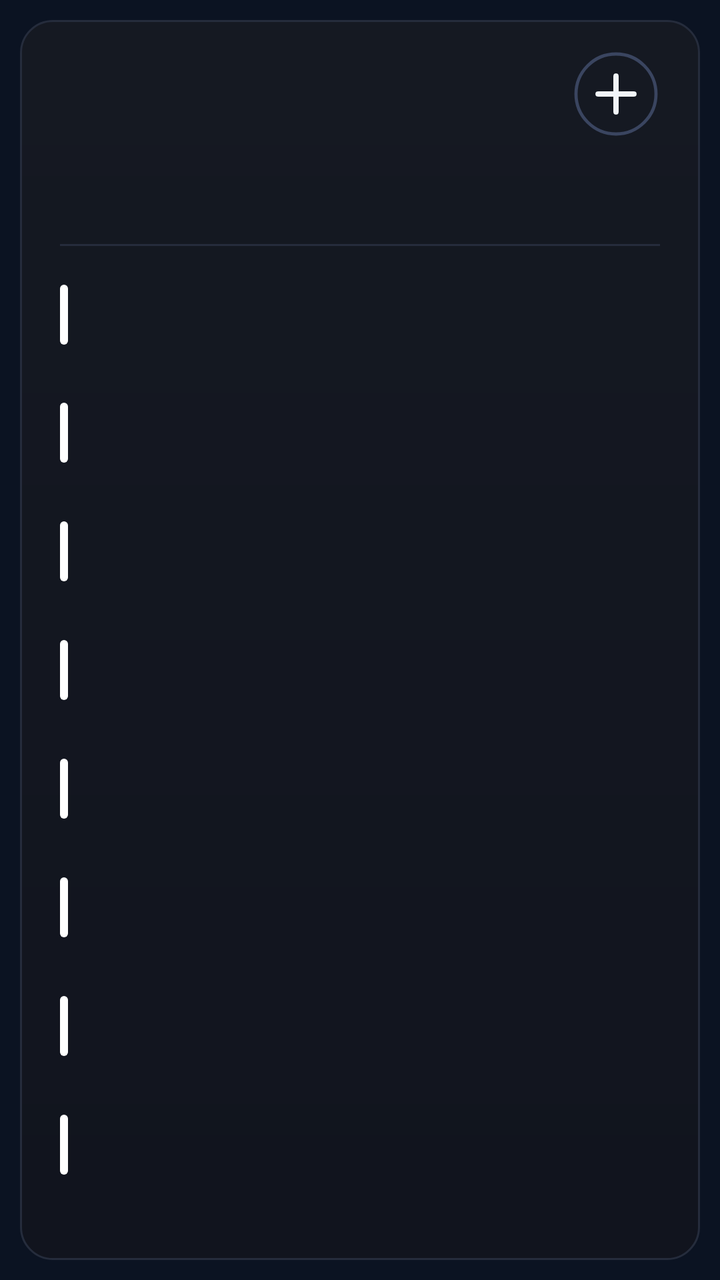
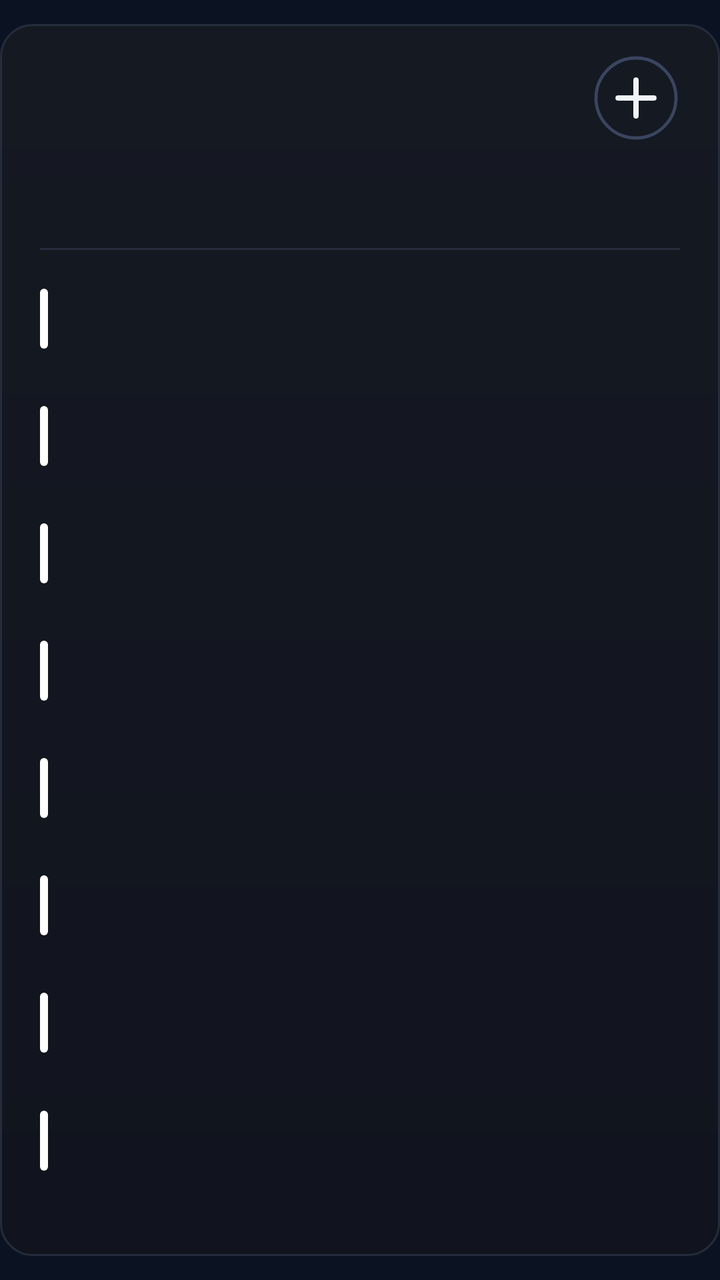

Two renders of the same Android screen: before a commit and after it. Below are the layout's source before the change and the commit's diff.
<!-- AndroidManifest.xml: application theme AppTheme -->
<!-- res/layout/cal_k8.xml -->
<?xml version="1.0" encoding="utf-8"?>
<FrameLayout xmlns:android="http://schemas.android.com/apk/res/android"
    android:id="@+id/root"
    android:layout_width="match_parent"
    android:layout_height="match_parent"
    android:padding="10dp">

    <LinearLayout
        android:id="@+id/panel"
        android:layout_width="match_parent"
        android:layout_height="match_parent"
        android:background="@drawable/cal_panel"
        android:orientation="vertical"
        android:paddingStart="20dp"
        android:paddingTop="13dp"
        android:paddingEnd="20dp"
        android:paddingBottom="14dp">

        
        <LinearLayout
            android:layout_width="match_parent"
            android:layout_height="48dp"
            android:gravity="center_vertical"
            android:orientation="horizontal">
        <ImageView
            android:id="@+id/cal_day"
            android:layout_width="wrap_content"
            android:layout_height="47dp"
            android:adjustViewBounds="true"
            android:scaleType="fitStart" />

            <LinearLayout
                android:layout_width="0dp"
                android:layout_height="wrap_content"
                android:layout_marginStart="12dp"
                android:layout_weight="1"
                android:orientation="vertical">
                <ImageView
                    android:id="@+id/cal_month"
                    android:layout_width="match_parent"
                    android:layout_height="23dp"
                    android:adjustViewBounds="true"
                    android:scaleType="fitStart" />
                <ImageView
                    android:id="@+id/cal_sub"
                    android:layout_width="match_parent"
                    android:layout_height="16dp"
                    android:adjustViewBounds="true"
                    android:layout_marginTop="2dp"
                    android:scaleType="fitStart" />
            </LinearLayout>

            <ImageView
                android:id="@+id/btn_add"
                android:layout_width="44dp"
                android:layout_height="44dp"
                android:contentDescription="New event"
                android:src="@drawable/ic_cal_add" />
        </LinearLayout>

        
        <LinearLayout
            android:layout_width="match_parent"
            android:layout_height="44dp"
            android:layout_marginTop="2dp"
            android:orientation="horizontal">
            <LinearLayout
                android:layout_width="0dp"
                android:layout_height="match_parent"
                android:layout_weight="1"
                android:gravity="center_horizontal"
                android:orientation="vertical">
                <ImageView
                    android:id="@+id/wk_label_0"
                    android:layout_width="wrap_content"
                    android:layout_height="14dp"
                    android:adjustViewBounds="true"
                    android:scaleType="fitCenter" />
                <ImageView
                    android:id="@+id/wk_num_0"
                    android:layout_width="26dp"
                    android:layout_height="26dp"
                    android:adjustViewBounds="true"
                    android:layout_marginTop="3dp"
                    android:scaleType="fitCenter" />
            </LinearLayout>
            <LinearLayout
                android:layout_width="0dp"
                android:layout_height="match_parent"
                android:layout_weight="1"
                android:gravity="center_horizontal"
                android:orientation="vertical">
                <ImageView
                    android:id="@+id/wk_label_1"
                    android:layout_width="wrap_content"
                    android:layout_height="14dp"
                    android:adjustViewBounds="true"
                    android:scaleType="fitCenter" />
                <ImageView
                    android:id="@+id/wk_num_1"
                    android:layout_width="26dp"
                    android:layout_height="26dp"
                    android:adjustViewBounds="true"
                    android:layout_marginTop="3dp"
                    android:scaleType="fitCenter" />
            </LinearLayout>
            <LinearLayout
                android:layout_width="0dp"
                android:layout_height="match_parent"
                android:layout_weight="1"
                android:gravity="center_horizontal"
                android:orientation="vertical">
                <ImageView
                    android:id="@+id/wk_label_2"
                    android:layout_width="wrap_content"
                    android:layout_height="14dp"
                    android:adjustViewBounds="true"
                    android:scaleType="fitCenter" />
                <ImageView
                    android:id="@+id/wk_num_2"
                    android:layout_width="26dp"
                    android:layout_height="26dp"
                    android:adjustViewBounds="true"
                    android:layout_marginTop="3dp"
                    android:scaleType="fitCenter" />
            </LinearLayout>
            <LinearLayout
                android:layout_width="0dp"
                android:layout_height="match_parent"
                android:layout_weight="1"
                android:gravity="center_horizontal"
                android:orientation="vertical">
                <ImageView
                    android:id="@+id/wk_label_3"
                    android:layout_width="wrap_content"
                    android:layout_height="14dp"
                    android:adjustViewBounds="true"
                    android:scaleType="fitCenter" />
                <ImageView
                    android:id="@+id/wk_num_3"
                    android:layout_width="26dp"
                    android:layout_height="26dp"
                    android:adjustViewBounds="true"
                    android:layout_marginTop="3dp"
                    android:scaleType="fitCenter" />
            </LinearLayout>
            <LinearLayout
                android:layout_width="0dp"
                android:layout_height="match_parent"
                android:layout_weight="1"
                android:gravity="center_horizontal"
                android:orientation="vertical">
                <ImageView
                    android:id="@+id/wk_label_4"
                    android:layout_width="wrap_content"
                    android:layout_height="14dp"
                    android:adjustViewBounds="true"
                    android:scaleType="fitCenter" />
                <ImageView
                    android:id="@+id/wk_num_4"
                    android:layout_width="26dp"
                    android:layout_height="26dp"
                    android:adjustViewBounds="true"
                    android:layout_marginTop="3dp"
                    android:scaleType="fitCenter" />
            </LinearLayout>
            <LinearLayout
                android:layout_width="0dp"
                android:layout_height="match_parent"
                android:layout_weight="1"
                android:gravity="center_horizontal"
                android:orientation="vertical">
                <ImageView
                    android:id="@+id/wk_label_5"
                    android:layout_width="wrap_content"
                    android:layout_height="14dp"
                    android:adjustViewBounds="true"
                    android:scaleType="fitCenter" />
                <ImageView
                    android:id="@+id/wk_num_5"
                    android:layout_width="26dp"
                    android:layout_height="26dp"
                    android:adjustViewBounds="true"
                    android:layout_marginTop="3dp"
                    android:scaleType="fitCenter" />
            </LinearLayout>
            <LinearLayout
                android:layout_width="0dp"
                android:layout_height="match_parent"
                android:layout_weight="1"
                android:gravity="center_horizontal"
                android:orientation="vertical">
                <ImageView
                    android:id="@+id/wk_label_6"
                    android:layout_width="wrap_content"
                    android:layout_height="14dp"
                    android:adjustViewBounds="true"
                    android:scaleType="fitCenter" />
                <ImageView
                    android:id="@+id/wk_num_6"
                    android:layout_width="26dp"
                    android:layout_height="26dp"
                    android:adjustViewBounds="true"
                    android:layout_marginTop="3dp"
                    android:scaleType="fitCenter" />
            </LinearLayout>
        </LinearLayout>

        <ImageView
            android:layout_width="match_parent"
            android:layout_height="1dp"
            android:layout_marginTop="5dp"
            android:layout_marginBottom="5dp"
            android:scaleType="fitXY"
            android:src="@drawable/cal_divider" />

        
        <LinearLayout
            android:layout_width="match_parent"
            android:layout_height="0dp"
            android:layout_weight="1"
            android:orientation="vertical">
        <LinearLayout
            android:id="@+id/cal_row_0"
            android:layout_width="match_parent"
            android:layout_height="0dp"
            android:layout_weight="1"
            android:gravity="center_vertical"
            android:orientation="horizontal">

            <ImageView
                android:id="@+id/cal_bar_0"
                android:layout_width="4dp"
                android:layout_height="30dp"
                android:layout_marginEnd="11dp"
                android:scaleType="fitXY"
                android:src="@drawable/cal_bar" />

            <LinearLayout
                android:layout_width="0dp"
                android:layout_height="wrap_content"
                android:layout_weight="1"
                android:orientation="vertical">

                <LinearLayout
                    android:layout_width="match_parent"
                    android:layout_height="wrap_content"
                    android:orientation="horizontal">
                    <ImageView
                        android:id="@+id/cal_time_0"
                        android:layout_width="wrap_content"
                        android:layout_height="16dp"
                        android:adjustViewBounds="true"
                        android:scaleType="fitStart" />
                    <ImageView
                        android:id="@+id/cal_hint_0"
                        android:layout_width="wrap_content"
                        android:layout_height="16dp"
                        android:adjustViewBounds="true"
                        android:layout_marginStart="9dp"
                        android:scaleType="fitStart" />
                </LinearLayout>
                <ImageView
                    android:id="@+id/cal_title_0"
                    android:layout_width="match_parent"
                    android:layout_height="22dp"
                    android:adjustViewBounds="true"
                    android:layout_marginTop="1dp"
                    android:scaleType="fitStart" />
            </LinearLayout>
        </LinearLayout>
        <LinearLayout
            android:id="@+id/cal_row_1"
            android:layout_width="match_parent"
            android:layout_height="0dp"
            android:layout_weight="1"
            android:gravity="center_vertical"
            android:orientation="horizontal">

            <ImageView
                android:id="@+id/cal_bar_1"
                android:layout_width="4dp"
                android:layout_height="30dp"
                android:layout_marginEnd="11dp"
                android:scaleType="fitXY"
                android:src="@drawable/cal_bar" />

            <LinearLayout
                android:layout_width="0dp"
                android:layout_height="wrap_content"
                android:layout_weight="1"
                android:orientation="vertical">

                <LinearLayout
                    android:layout_width="match_parent"
                    android:layout_height="wrap_content"
                    android:orientation="horizontal">
                    <ImageView
                        android:id="@+id/cal_time_1"
                        android:layout_width="wrap_content"
                        android:layout_height="16dp"
                        android:adjustViewBounds="true"
                        android:scaleType="fitStart" />
                    <ImageView
                        android:id="@+id/cal_hint_1"
                        android:layout_width="wrap_content"
                        android:layout_height="16dp"
                        android:adjustViewBounds="true"
                        android:layout_marginStart="9dp"
                        android:scaleType="fitStart" />
                </LinearLayout>
                <ImageView
                    android:id="@+id/cal_title_1"
                    android:layout_width="match_parent"
                    android:layout_height="22dp"
                    android:adjustViewBounds="true"
                    android:layout_marginTop="1dp"
                    android:scaleType="fitStart" />
            </LinearLayout>
        </LinearLayout>
        <LinearLayout
            android:id="@+id/cal_row_2"
            android:layout_width="match_parent"
            android:layout_height="0dp"
            android:layout_weight="1"
            android:gravity="center_vertical"
            android:orientation="horizontal">

            <ImageView
                android:id="@+id/cal_bar_2"
                android:layout_width="4dp"
                android:layout_height="30dp"
                android:layout_marginEnd="11dp"
                android:scaleType="fitXY"
                android:src="@drawable/cal_bar" />

            <LinearLayout
                android:layout_width="0dp"
                android:layout_height="wrap_content"
                android:layout_weight="1"
                android:orientation="vertical">

                <LinearLayout
                    android:layout_width="match_parent"
                    android:layout_height="wrap_content"
                    android:orientation="horizontal">
                    <ImageView
                        android:id="@+id/cal_time_2"
                        android:layout_width="wrap_content"
                        android:layout_height="16dp"
                        android:adjustViewBounds="true"
                        android:scaleType="fitStart" />
                    <ImageView
                        android:id="@+id/cal_hint_2"
                        android:layout_width="wrap_content"
                        android:layout_height="16dp"
                        android:adjustViewBounds="true"
                        android:layout_marginStart="9dp"
                        android:scaleType="fitStart" />
                </LinearLayout>
                <ImageView
                    android:id="@+id/cal_title_2"
                    android:layout_width="match_parent"
                    android:layout_height="22dp"
                    android:adjustViewBounds="true"
                    android:layout_marginTop="1dp"
                    android:scaleType="fitStart" />
            </LinearLayout>
        </LinearLayout>
        <LinearLayout
            android:id="@+id/cal_row_3"
            android:layout_width="match_parent"
            android:layout_height="0dp"
            android:layout_weight="1"
            android:gravity="center_vertical"
            android:orientation="horizontal">

            <ImageView
                android:id="@+id/cal_bar_3"
                android:layout_width="4dp"
                android:layout_height="30dp"
                android:layout_marginEnd="11dp"
                android:scaleType="fitXY"
                android:src="@drawable/cal_bar" />

            <LinearLayout
                android:layout_width="0dp"
                android:layout_height="wrap_content"
                android:layout_weight="1"
                android:orientation="vertical">

                <LinearLayout
                    android:layout_width="match_parent"
                    android:layout_height="wrap_content"
                    android:orientation="horizontal">
                    <ImageView
                        android:id="@+id/cal_time_3"
                        android:layout_width="wrap_content"
                        android:layout_height="16dp"
                        android:adjustViewBounds="true"
                        android:scaleType="fitStart" />
                    <ImageView
                        android:id="@+id/cal_hint_3"
                        android:layout_width="wrap_content"
                        android:layout_height="16dp"
                        android:adjustViewBounds="true"
                        android:layout_marginStart="9dp"
                        android:scaleType="fitStart" />
                </LinearLayout>
                <ImageView
                    android:id="@+id/cal_title_3"
                    android:layout_width="match_parent"
                    android:layout_height="22dp"
                    android:adjustViewBounds="true"
                    android:layout_marginTop="1dp"
                    android:scaleType="fitStart" />
            </LinearLayout>
        </LinearLayout>
        <LinearLayout
            android:id="@+id/cal_row_4"
            android:layout_width="match_parent"
            android:layout_height="0dp"
            android:layout_weight="1"
            android:gravity="center_vertical"
            android:orientation="horizontal">

            <ImageView
                android:id="@+id/cal_bar_4"
                android:layout_width="4dp"
                android:layout_height="30dp"
                android:layout_marginEnd="11dp"
                android:scaleType="fitXY"
                android:src="@drawable/cal_bar" />

            <LinearLayout
                android:layout_width="0dp"
                android:layout_height="wrap_content"
                android:layout_weight="1"
                android:orientation="vertical">

                <LinearLayout
                    android:layout_width="match_parent"
                    android:layout_height="wrap_content"
                    android:orientation="horizontal">
                    <ImageView
                        android:id="@+id/cal_time_4"
                        android:layout_width="wrap_content"
                        android:layout_height="16dp"
                        android:adjustViewBounds="true"
                        android:scaleType="fitStart" />
                    <ImageView
                        android:id="@+id/cal_hint_4"
                        android:layout_width="wrap_content"
                        android:layout_height="16dp"
                        android:adjustViewBounds="true"
                        android:layout_marginStart="9dp"
                        android:scaleType="fitStart" />
                </LinearLayout>
                <ImageView
                    android:id="@+id/cal_title_4"
                    android:layout_width="match_parent"
                    android:layout_height="22dp"
                    android:adjustViewBounds="true"
                    android:layout_marginTop="1dp"
                    android:scaleType="fitStart" />
            </LinearLayout>
        </LinearLayout>
        <LinearLayout
            android:id="@+id/cal_row_5"
            android:layout_width="match_parent"
            android:layout_height="0dp"
            android:layout_weight="1"
            android:gravity="center_vertical"
            android:orientation="horizontal">

            <ImageView
                android:id="@+id/cal_bar_5"
                android:layout_width="4dp"
                android:layout_height="30dp"
                android:layout_marginEnd="11dp"
                android:scaleType="fitXY"
                android:src="@drawable/cal_bar" />

            <LinearLayout
                android:layout_width="0dp"
                android:layout_height="wrap_content"
                android:layout_weight="1"
                android:orientation="vertical">

                <LinearLayout
                    android:layout_width="match_parent"
                    android:layout_height="wrap_content"
                    android:orientation="horizontal">
                    <ImageView
                        android:id="@+id/cal_time_5"
                        android:layout_width="wrap_content"
                        android:layout_height="16dp"
                        android:adjustViewBounds="true"
                        android:scaleType="fitStart" />
                    <ImageView
                        android:id="@+id/cal_hint_5"
                        android:layout_width="wrap_content"
                        android:layout_height="16dp"
                        android:adjustViewBounds="true"
                        android:layout_marginStart="9dp"
                        android:scaleType="fitStart" />
                </LinearLayout>
                <ImageView
                    android:id="@+id/cal_title_5"
                    android:layout_width="match_parent"
                    android:layout_height="22dp"
                    android:adjustViewBounds="true"
                    android:layout_marginTop="1dp"
                    android:scaleType="fitStart" />
            </LinearLayout>
        </LinearLayout>
        <LinearLayout
            android:id="@+id/cal_row_6"
            android:layout_width="match_parent"
            android:layout_height="0dp"
            android:layout_weight="1"
            android:gravity="center_vertical"
            android:orientation="horizontal">

            <ImageView
                android:id="@+id/cal_bar_6"
                android:layout_width="4dp"
                android:layout_height="30dp"
                android:layout_marginEnd="11dp"
                android:scaleType="fitXY"
                android:src="@drawable/cal_bar" />

            <LinearLayout
                android:layout_width="0dp"
                android:layout_height="wrap_content"
                android:layout_weight="1"
                android:orientation="vertical">

                <LinearLayout
                    android:layout_width="match_parent"
                    android:layout_height="wrap_content"
                    android:orientation="horizontal">
                    <ImageView
                        android:id="@+id/cal_time_6"
                        android:layout_width="wrap_content"
                        android:layout_height="16dp"
                        android:adjustViewBounds="true"
                        android:scaleType="fitStart" />
                    <ImageView
                        android:id="@+id/cal_hint_6"
                        android:layout_width="wrap_content"
                        android:layout_height="16dp"
                        android:adjustViewBounds="true"
                        android:layout_marginStart="9dp"
                        android:scaleType="fitStart" />
                </LinearLayout>
                <ImageView
                    android:id="@+id/cal_title_6"
                    android:layout_width="match_parent"
                    android:layout_height="22dp"
                    android:adjustViewBounds="true"
                    android:layout_marginTop="1dp"
                    android:scaleType="fitStart" />
            </LinearLayout>
        </LinearLayout>
        <LinearLayout
            android:id="@+id/cal_row_7"
            android:layout_width="match_parent"
            android:layout_height="0dp"
            android:layout_weight="1"
            android:gravity="center_vertical"
            android:orientation="horizontal">

            <ImageView
                android:id="@+id/cal_bar_7"
                android:layout_width="4dp"
                android:layout_height="30dp"
                android:layout_marginEnd="11dp"
                android:scaleType="fitXY"
                android:src="@drawable/cal_bar" />

            <LinearLayout
                android:layout_width="0dp"
                android:layout_height="wrap_content"
                android:layout_weight="1"
                android:orientation="vertical">

                <LinearLayout
                    android:layout_width="match_parent"
                    android:layout_height="wrap_content"
                    android:orientation="horizontal">
                    <ImageView
                        android:id="@+id/cal_time_7"
                        android:layout_width="wrap_content"
                        android:layout_height="16dp"
                        android:adjustViewBounds="true"
                        android:scaleType="fitStart" />
                    <ImageView
                        android:id="@+id/cal_hint_7"
                        android:layout_width="wrap_content"
                        android:layout_height="16dp"
                        android:adjustViewBounds="true"
                        android:layout_marginStart="9dp"
                        android:scaleType="fitStart" />
                </LinearLayout>
                <ImageView
                    android:id="@+id/cal_title_7"
                    android:layout_width="match_parent"
                    android:layout_height="22dp"
                    android:adjustViewBounds="true"
                    android:layout_marginTop="1dp"
                    android:scaleType="fitStart" />
            </LinearLayout>
        </LinearLayout>
        </LinearLayout>
        <ImageView
            android:id="@+id/cal_more"
            android:layout_width="match_parent"
            android:layout_height="14dp"
            android:adjustViewBounds="true"
            android:scaleType="fitEnd" />
    </LinearLayout>
</FrameLayout>
<!-- resources referenced by this layout -->
<resources>
  <!-- drawable cal_bar (drawable) -->
  <?xml version="1.0" encoding="utf-8"?>
  <shape xmlns:android="http://schemas.android.com/apk/res/android" android:shape="rectangle">
      <solid android:color="#FFFFFFFF" />
      <corners android:radius="2dp" />
  </shape>
  <!-- drawable cal_divider (drawable) -->
  <?xml version="1.0" encoding="utf-8"?>
  <shape xmlns:android="http://schemas.android.com/apk/res/android" android:shape="rectangle">
      <solid android:color="#FF252C3C" />
  </shape>
  <!-- drawable cal_panel (drawable) -->
  <?xml version="1.0" encoding="utf-8"?>
  <shape xmlns:android="http://schemas.android.com/apk/res/android" android:shape="rectangle">
      <gradient android:angle="270" android:startColor="#FF151922" android:endColor="#FF11141E" />
      <stroke android:width="1dp" android:color="#FF252C3C" />
      <corners android:radius="@dimen/widget_radius" />
  </shape>
  <!-- drawable ic_cal_add (drawable) -->
  <?xml version="1.0" encoding="utf-8"?>
  <vector xmlns:android="http://schemas.android.com/apk/res/android"
      android:width="44dp"
      android:height="44dp"
      android:viewportWidth="44"
      android:viewportHeight="44">
      <path
          android:pathData="M22,22m-20,0a20,20 0,1 1,40 0a20,20 0,1 1,-40 0"
          android:strokeColor="#FF3A4560"
          android:strokeWidth="1.6" />
      <path
          android:pathData="M13,22L31,22M22,13L22,31"
          android:strokeColor="#FFF1F5F9"
          android:strokeLineCap="round"
          android:strokeWidth="2.6" />
  </vector>
  <style name="AppTheme" parent="@android:style/Theme.DeviceDefault.NoActionBar">
          <item name="android:colorAccent">#DF8B35</item>
          <item name="android:colorControlActivated">#DF8B35</item>
          <item name="android:windowBackground">#0B1322</item>
          <item name="android:statusBarColor">#0E111A</item>
          <item name="android:navigationBarColor">#0B1322</item>
          <item name="android:textColorHint">#718096</item>
      </style>
  <dimen name="widget_radius">16dp</dimen>
</resources>

<!-- the commit's change to res/layout/cal_k8.xml (unified diff, before → after) -->
@@ -3,7 +3,8 @@
     android:id="@+id/root"
     android:layout_width="match_parent"
     android:layout_height="match_parent"
-    android:padding="10dp">
+    android:paddingTop="12dp"
+    android:paddingBottom="12dp">
 
     <LinearLayout
         android:id="@+id/panel"
